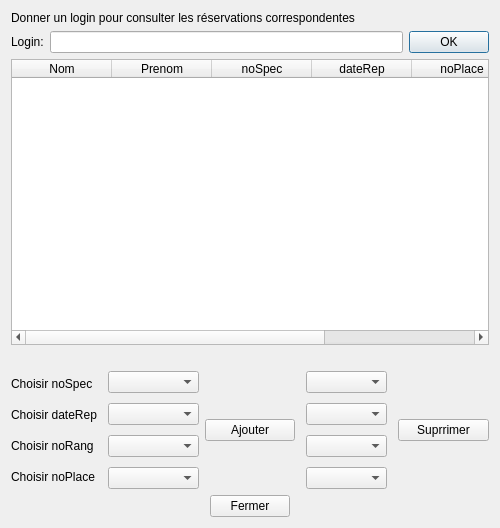
ALLian96/Projet2018BD, file Theatre_Project/gui/fct_comp_9.ui: the form before one commit.
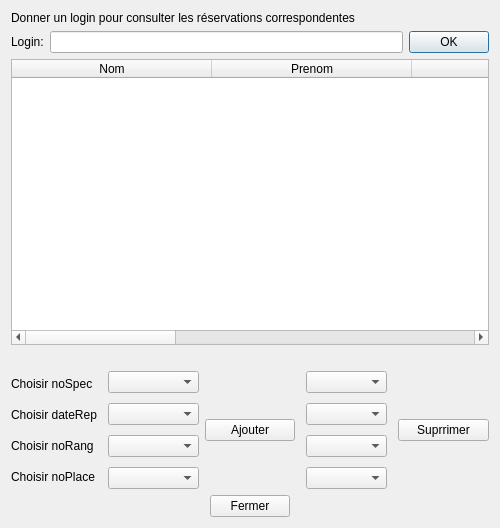
The form after the commit.

Patch:
```diff
--- a/Theatre_Project/gui/fct_comp_9.ui
+++ b/Theatre_Project/gui/fct_comp_9.ui
@@ -44,6 +44,18 @@
    </item>
    <item>
     <widget class="QTableWidget" name="table_fct_comp_9">
+     <attribute name="horizontalHeaderDefaultSectionSize">
+      <number>200</number>
+     </attribute>
+     <attribute name="horizontalHeaderMinimumSectionSize">
+      <number>50</number>
+     </attribute>
+     <attribute name="horizontalHeaderStretchLastSection">
+      <bool>true</bool>
+     </attribute>
+     <attribute name="verticalHeaderVisible">
+      <bool>false</bool>
+     </attribute>
      <column>
       <property name="text">
        <string>Nom</string>
```
